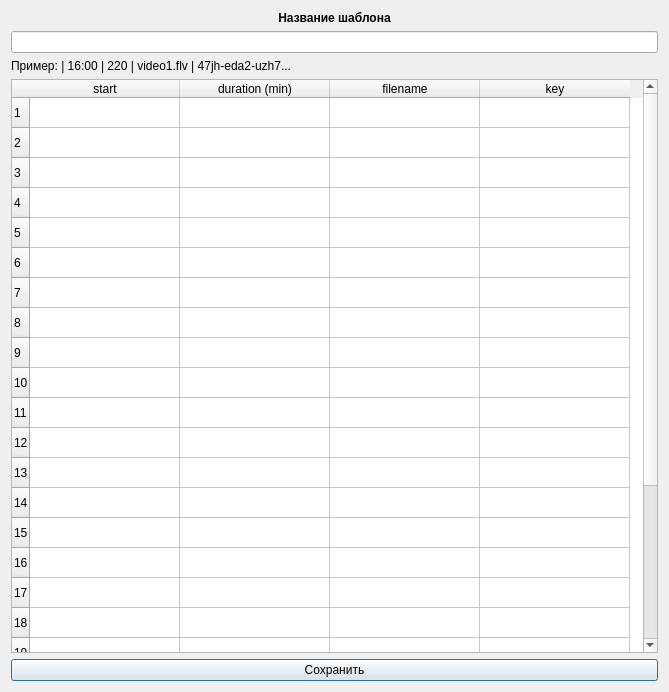
devopn/StreamTool, file ui/template.ui: the form before one commit.
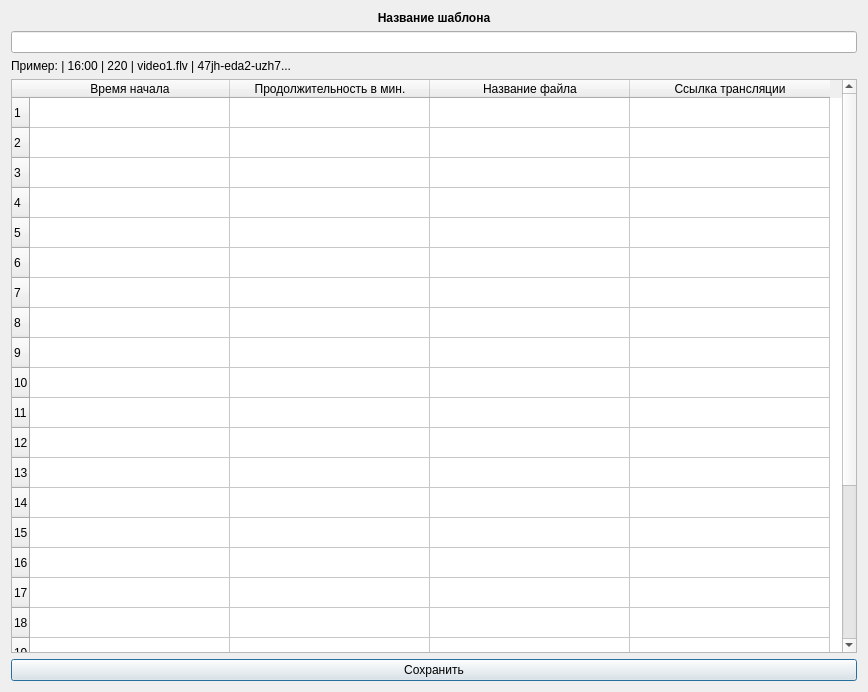
The form after the commit. Icons and pictures are not drawn.

What changed in the file:
```diff
--- a/ui/template.ui
+++ b/ui/template.ui
@@ -6,7 +6,7 @@
    <rect>
     <x>0</x>
     <y>0</y>
-    <width>669</width>
+    <width>868</width>
     <height>692</height>
    </rect>
   </property>
@@ -61,7 +61,7 @@
       <bool>true</bool>
      </attribute>
      <attribute name="horizontalHeaderDefaultSectionSize">
-      <number>150</number>
+      <number>200</number>
      </attribute>
      <attribute name="horizontalHeaderShowSortIndicator" stdset="0">
       <bool>false</bool>
@@ -96,7 +96,7 @@
      <row/>
      <column>
       <property name="text">
-       <string>start</string>
+       <string>Время начала</string>
       </property>
       <property name="icon">
        <iconset theme="dark">
@@ -105,17 +105,17 @@
      </column>
      <column>
       <property name="text">
-       <string>duration (min)</string>
+       <string>Продолжительность в мин.</string>
       </property>
      </column>
      <column>
       <property name="text">
-       <string>filename</string>
+       <string>Название файла</string>
       </property>
      </column>
      <column>
       <property name="text">
-       <string>key</string>
+       <string>Ссылка трансляции</string>
       </property>
      </column>
     </widget>
```
Left out of the diff: 2 changed lines with no effect on the pictures.
